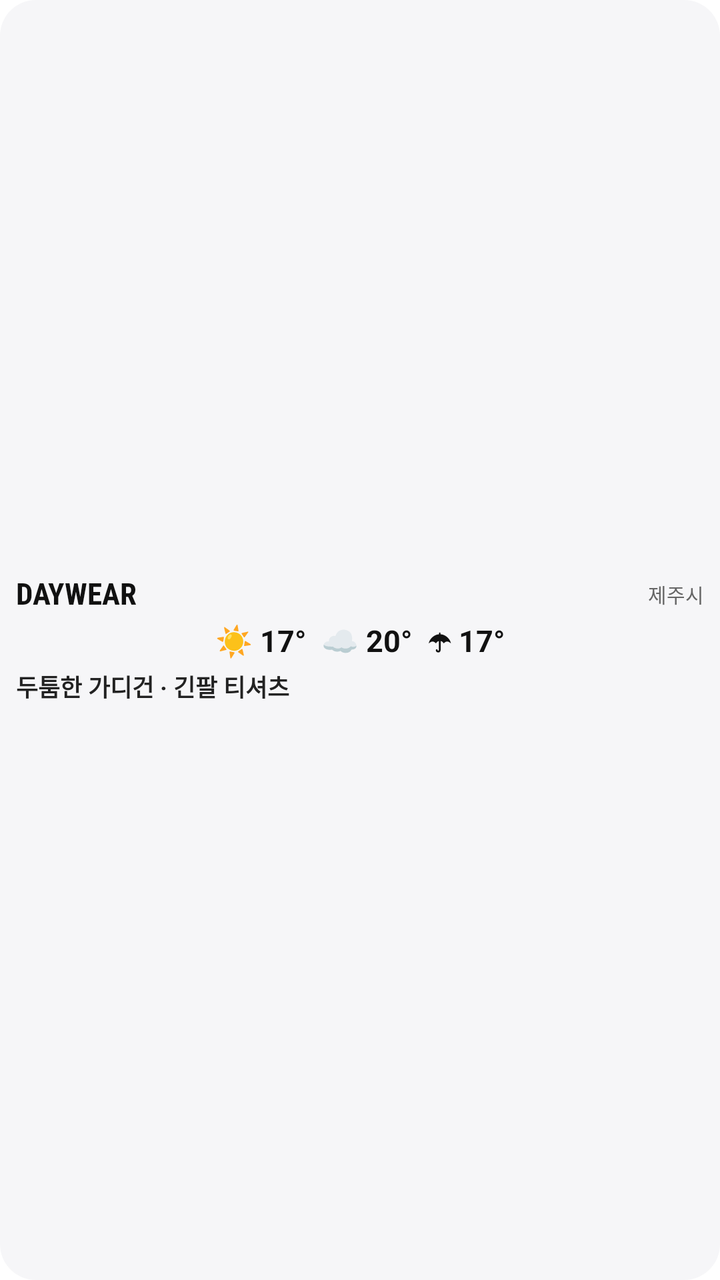
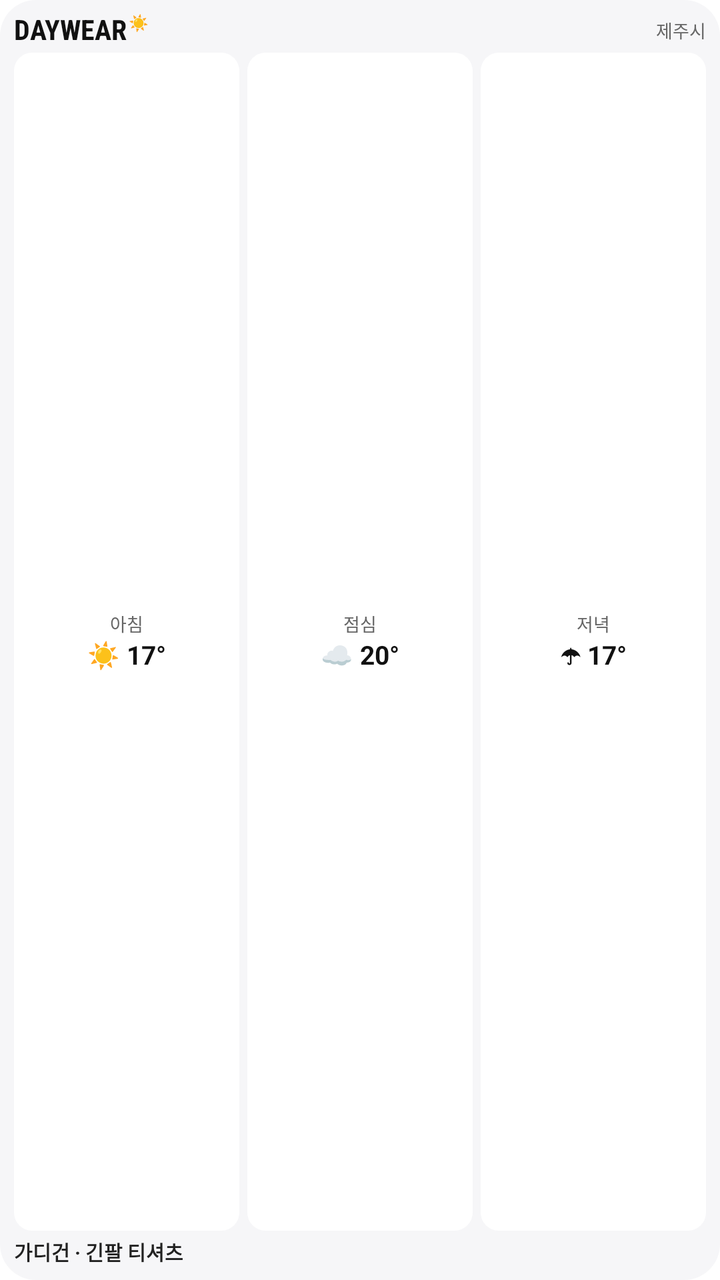

Screens rendered from an Android XML layout before and after an edit, with the pre-edit source and the edit as a unified diff.
<!-- AndroidManifest.xml: application theme AppTheme -->
<!-- res/layout/widget_daywear.xml -->
<?xml version="1.0" encoding="utf-8"?>
<LinearLayout xmlns:android="http://schemas.android.com/apk/res/android"
 android:layout_width="match_parent" android:layout_height="match_parent" android:orientation="vertical"
 android:gravity="center_vertical" android:paddingLeft="8dp" android:paddingRight="8dp"
 android:paddingTop="4dp" android:paddingBottom="4dp" android:background="@drawable/widget_bg">
 <LinearLayout android:layout_width="match_parent" android:layout_height="wrap_content" android:orientation="horizontal" android:gravity="center_vertical">
  <TextView android:id="@+id/widget_title" android:layout_width="wrap_content" android:layout_height="wrap_content"
   android:text="DAYWEAR" android:fontFamily="sans-serif-condensed" android:textSize="15sp" android:textStyle="bold"
   android:includeFontPadding="false" android:textColor="#111111" android:singleLine="true"/>
  <TextView android:id="@+id/widget_city" android:layout_width="0dp" android:layout_weight="1" android:layout_height="wrap_content"
   android:layout_marginLeft="5dp" android:gravity="end" android:text="제주시"
   android:textSize="10sp" android:includeFontPadding="false" android:textColor="#666666"
   android:singleLine="true" android:ellipsize="end"/>
 </LinearLayout>
 <TextView android:id="@+id/widget_temps" android:layout_width="match_parent" android:layout_height="wrap_content"
  android:layout_marginTop="4dp" android:gravity="center_horizontal" android:text="☀ 17°  ☁ 20°  ☂ 17°"
  android:textSize="15sp" android:textStyle="bold" android:includeFontPadding="false"
  android:textColor="#111111" android:singleLine="true" android:autoSizeTextType="uniform"
  android:autoSizeMinTextSize="11sp" android:autoSizeMaxTextSize="15sp" android:autoSizeStepGranularity="1sp"/>
 <TextView android:id="@+id/widget_outfit" android:layout_width="match_parent" android:layout_height="wrap_content"
  android:layout_marginTop="4dp" android:text="두툼한 가디건 · 긴팔 티셔츠"
  android:textSize="12sp" android:textStyle="bold" android:includeFontPadding="false"
  android:textColor="#222222" android:maxLines="2" android:ellipsize="end"/>
</LinearLayout>
<!-- resources referenced by this layout -->
<resources>
  <!-- drawable widget_bg (drawable) -->
  <?xml version="1.0" encoding="utf-8"?>
  <shape xmlns:android="http://schemas.android.com/apk/res/android"><solid android:color="#F6F6F8"/><corners android:radius="18dp"/></shape>
  <style name="AppTheme" parent="android:style/Theme.Material.Light.NoActionBar"><item name="android:colorAccent">#111111</item><item name="android:windowLightStatusBar">true</item><item name="android:windowLightNavigationBar">true</item><item name="android:statusBarColor">#FFFFFF</item><item name="android:navigationBarColor">#FFFFFF</item><item name="android:windowBackground">#FFFFFF</item></style>
</resources>

<!-- the commit's change to res/layout/widget_daywear.xml (unified diff, before → after) -->
@@ -1,24 +1,42 @@
 <?xml version="1.0" encoding="utf-8"?>
-<LinearLayout xmlns:android="http://schemas.android.com/apk/res/android"
- android:layout_width="match_parent" android:layout_height="match_parent" android:orientation="vertical"
- android:gravity="center_vertical" android:paddingLeft="8dp" android:paddingRight="8dp"
- android:paddingTop="4dp" android:paddingBottom="4dp" android:background="@drawable/widget_bg">
- <LinearLayout android:layout_width="match_parent" android:layout_height="wrap_content" android:orientation="horizontal" android:gravity="center_vertical">
-  <TextView android:id="@+id/widget_title" android:layout_width="wrap_content" android:layout_height="wrap_content"
-   android:text="DAYWEAR" android:fontFamily="sans-serif-condensed" android:textSize="15sp" android:textStyle="bold"
-   android:includeFontPadding="false" android:textColor="#111111" android:singleLine="true"/>
-  <TextView android:id="@+id/widget_city" android:layout_width="0dp" android:layout_weight="1" android:layout_height="wrap_content"
-   android:layout_marginLeft="5dp" android:gravity="end" android:text="제주시"
-   android:textSize="10sp" android:includeFontPadding="false" android:textColor="#666666"
-   android:singleLine="true" android:ellipsize="end"/>
+<LinearLayout xmlns:android="http://schemas.android.com/apk/res/android" android:layout_width="match_parent" android:layout_height="match_parent"
+ android:orientation="vertical" android:gravity="center_vertical" android:padding="7dp" android:background="@drawable/widget_bg">
+ <LinearLayout android:layout_width="match_parent" android:layout_height="wrap_content" android:gravity="center_vertical" android:orientation="horizontal">
+  <TextView android:id="@+id/widget_title" android:layout_width="wrap_content" android:layout_height="wrap_content" android:text="DAYWEAR"
+   android:fontFamily="sans-serif-condensed" android:textSize="14sp" android:textStyle="bold" android:includeFontPadding="false" android:textColor="#111111"/>
+  <TextView android:id="@+id/widget_sun" android:layout_width="wrap_content" android:layout_height="wrap_content" android:layout_gravity="top"
+   android:text="☀" android:layout_marginLeft="1dp" android:textSize="8sp" android:includeFontPadding="false" android:textColor="#111111"/>
+  <TextView android:id="@+id/widget_city" android:layout_width="0dp" android:layout_weight="1" android:layout_height="wrap_content" android:layout_marginLeft="3dp"
+   android:gravity="end" android:text="제주시" android:textSize="9sp" android:textColor="#666666" android:singleLine="true" android:ellipsize="end"/>
  </LinearLayout>
- <TextView android:id="@+id/widget_temps" android:layout_width="match_parent" android:layout_height="wrap_content"
-  android:layout_marginTop="4dp" android:gravity="center_horizontal" android:text="☀ 17°  ☁ 20°  ☂ 17°"
-  android:textSize="15sp" android:textStyle="bold" android:includeFontPadding="false"
-  android:textColor="#111111" android:singleLine="true" android:autoSizeTextType="uniform"
-  android:autoSizeMinTextSize="11sp" android:autoSizeMaxTextSize="15sp" android:autoSizeStepGranularity="1sp"/>
- <TextView android:id="@+id/widget_outfit" android:layout_width="match_parent" android:layout_height="wrap_content"
-  android:layout_marginTop="4dp" android:text="두툼한 가디건 · 긴팔 티셔츠"
-  android:textSize="12sp" android:textStyle="bold" android:includeFontPadding="false"
-  android:textColor="#222222" android:maxLines="2" android:ellipsize="end"/>
+ <LinearLayout android:layout_width="match_parent" android:layout_height="0dp" android:layout_weight="1" android:layout_marginTop="3dp"
+  android:orientation="horizontal" android:baselineAligned="false">
+  <LinearLayout android:layout_width="0dp" android:layout_weight="1" android:layout_height="match_parent" android:layout_marginRight="2dp" android:gravity="center"
+   android:orientation="vertical" android:background="@drawable/widget_weather_box">
+   <TextView android:id="@+id/widget_morning" android:layout_width="match_parent" android:layout_height="wrap_content" android:gravity="center"
+    android:text="아침" android:textSize="9sp" android:textColor="#666666" android:includeFontPadding="false"/>
+   <TextView android:id="@+id/widget_morning_temp" android:layout_width="match_parent" android:layout_height="wrap_content" android:gravity="center"
+    android:text="☀ 17°" android:textSize="13sp" android:textStyle="bold" android:textColor="#111111" android:singleLine="true"
+    android:autoSizeTextType="uniform" android:autoSizeMinTextSize="9sp" android:autoSizeMaxTextSize="13sp" android:autoSizeStepGranularity="1sp"/>
+  </LinearLayout>
+  <LinearLayout android:layout_width="0dp" android:layout_weight="1" android:layout_height="match_parent" android:layout_marginLeft="2dp" android:layout_marginRight="2dp"
+   android:gravity="center" android:orientation="vertical" android:background="@drawable/widget_weather_box">
+   <TextView android:id="@+id/widget_noon" android:layout_width="match_parent" android:layout_height="wrap_content" android:gravity="center"
+    android:text="점심" android:textSize="9sp" android:textColor="#666666" android:includeFontPadding="false"/>
+   <TextView android:id="@+id/widget_noon_temp" android:layout_width="match_parent" android:layout_height="wrap_content" android:gravity="center"
+    android:text="☁ 20°" android:textSize="13sp" android:textStyle="bold" android:textColor="#111111" android:singleLine="true"
+    android:autoSizeTextType="uniform" android:autoSizeMinTextSize="9sp" android:autoSizeMaxTextSize="13sp" android:autoSizeStepGranularity="1sp"/>
+  </LinearLayout>
+  <LinearLayout android:layout_width="0dp" android:layout_weight="1" android:layout_height="match_parent" android:layout_marginLeft="2dp"
+   android:gravity="center" android:orientation="vertical" android:background="@drawable/widget_weather_box">
+   <TextView android:id="@+id/widget_evening" android:layout_width="match_parent" android:layout_height="wrap_content" android:gravity="center"
+    android:text="저녁" android:textSize="9sp" android:textColor="#666666" android:includeFontPadding="false"/>
+   <TextView android:id="@+id/widget_evening_temp" android:layout_width="match_parent" android:layout_height="wrap_content" android:gravity="center"
+    android:text="☂ 17°" android:textSize="13sp" android:textStyle="bold" android:textColor="#111111" android:singleLine="true"
+    android:autoSizeTextType="uniform" android:autoSizeMinTextSize="9sp" android:autoSizeMaxTextSize="13sp" android:autoSizeStepGranularity="1sp"/>
+  </LinearLayout>
+ </LinearLayout>
+ <TextView android:id="@+id/widget_outfit" android:layout_width="match_parent" android:layout_height="wrap_content" android:layout_marginTop="3dp"
+  android:text="가디건 · 긴팔 티셔츠" android:textSize="10sp" android:textStyle="bold" android:textColor="#222222"
+  android:singleLine="true" android:ellipsize="end"/>
 </LinearLayout>
<!-- resource entries referenced after the edit -->
@@ -3,6 +3,9 @@
   <!-- drawable widget_bg (drawable) -->
   <?xml version="1.0" encoding="utf-8"?>
   <shape xmlns:android="http://schemas.android.com/apk/res/android"><solid android:color="#F6F6F8"/><corners android:radius="18dp"/></shape>
+  <!-- drawable widget_weather_box (drawable) -->
+  <?xml version="1.0" encoding="utf-8"?>
+  <shape xmlns:android="http://schemas.android.com/apk/res/android"><solid android:color="#FFFFFFFF"/><corners android:radius="9dp"/></shape>
   <style name="AppTheme" parent="android:style/Theme.Material.Light.NoActionBar"><item name="android:colorAccent">#111111</item><item name="android:windowLightStatusBar">true</item><item name="android:windowLightNavigationBar">true</item><item name="android:statusBarColor">#FFFFFF</item><item name="android:navigationBarColor">#FFFFFF</item><item name="android:windowBackground">#FFFFFF</item></style>
 </resources>
 
